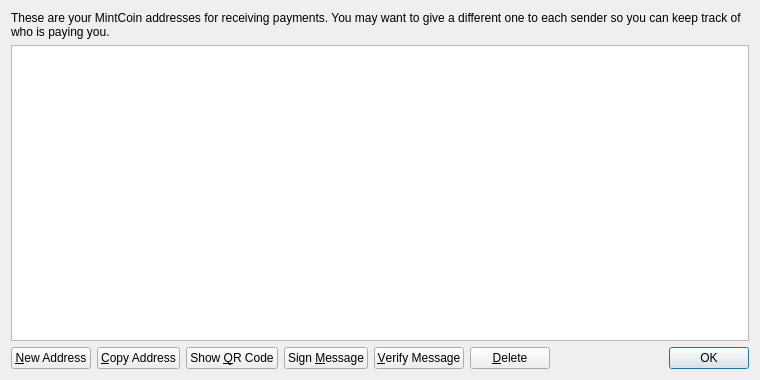
Old version of the form src/qt/forms/addressbookpage.ui in the repository palaa/minchia.
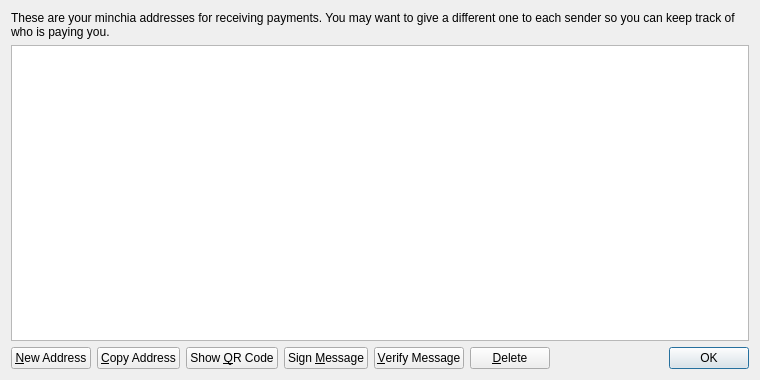
New version of the form. Icons and pictures are not drawn.

Diff of the .ui file:
```diff
--- a/src/qt/forms/addressbookpage.ui
+++ b/src/qt/forms/addressbookpage.ui
@@ -17,7 +17,7 @@
    <item>
     <widget class="QLabel" name="labelExplanation">
      <property name="text">
-      <string>These are your MintCoin addresses for receiving payments. You may want to give a different one to each sender so you can keep track of who is paying you.</string>
+      <string>These are your minchia addresses for receiving payments. You may want to give a different one to each sender so you can keep track of who is paying you.</string>
      </property>
      <property name="textFormat">
       <enum>Qt::PlainText</enum>
```
Left out of the diff: 4 changed lines with no effect on the pictures.
